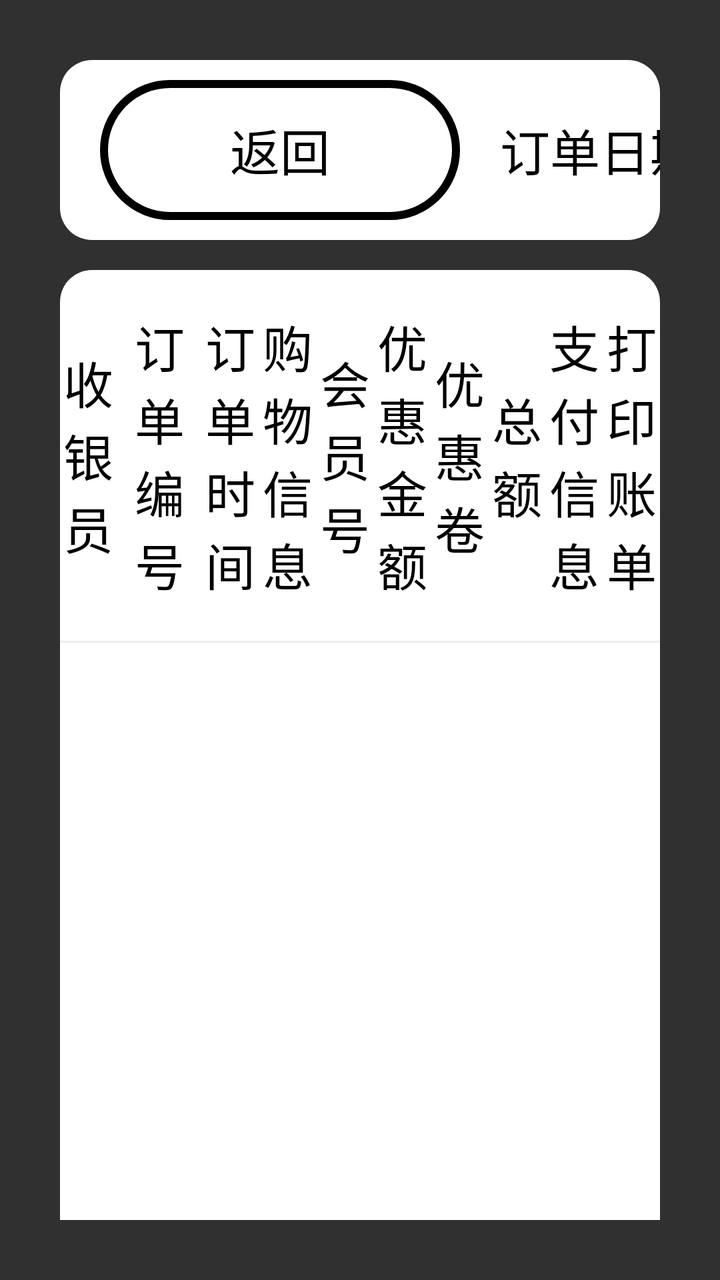
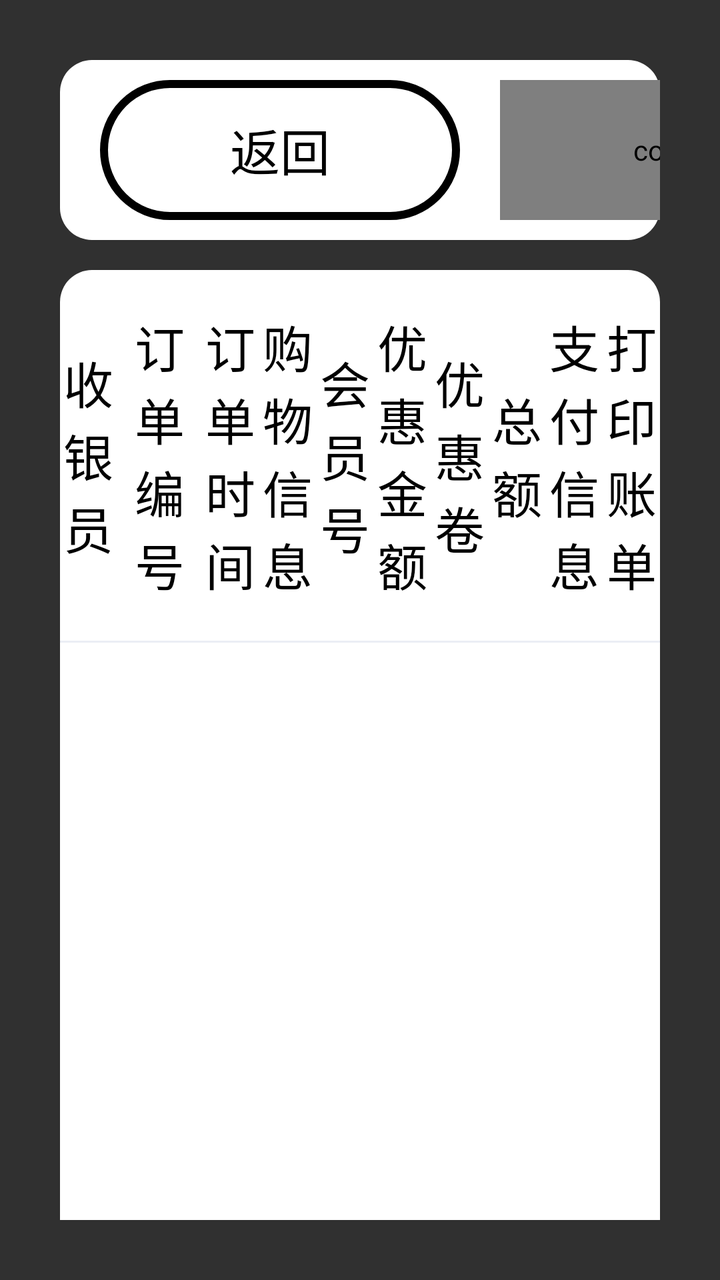

Compare the two renders of this Android layout. The source of the first and the diff that turns it into the second are given below.
<!-- AndroidManifest.xml: application theme Base.Theme.UHMCS -->
<!-- res/layout/popupwindow_history_order.xml -->
<?xml version="1.0" encoding="utf-8"?>
<LinearLayout xmlns:android="http://schemas.android.com/apk/res/android"
    android:orientation="vertical"
    android:layout_width="match_parent"
    android:layout_height="match_parent"
    android:padding="30dp">
    <LinearLayout
        android:layout_width="match_parent"
        android:layout_height="90dp"
        android:orientation="horizontal"
        android:gravity="center_vertical"
        android:background="@drawable/white_bg">

        <TextView
            android:id="@+id/fanhui_btn"
            android:layout_marginLeft="20dp"
            android:layout_width="180dp"
            android:layout_height="70dp"
            android:text="@string/back"
            android:textSize="25dp"
            android:textColor="@color/black"
            android:gravity="center"
            android:background="@drawable/black_line"/>
        <TextView
            android:layout_width="wrap_content"
            android:layout_weight="1"
            android:layout_height="wrap_content"
            android:textColor="@color/black"
            android:textSize="30dp"
            android:textStyle="bold"
            android:text="@string/order_list"
            android:layout_marginLeft="20dp"/>

        <com.uhm.uhmcs.view.CustomInputTextView
            android:visibility="gone"
            android:id="@+id/order_sn_et"
            android:layout_width="380dp"
            android:layout_height="70dp"
            android:background="@drawable/rounded_border"
            android:layout_marginRight="20dp"
            android:text=""
            android:hint="@string/enter_order_no"
            android:textColorHint="@color/black"
            android:textColor="@color/black"
            android:gravity="center_vertical"
            android:paddingLeft="30dp"
            android:textSize="25dp"/>
        <TextView
            android:layout_width="wrap_content"
            android:layout_height="wrap_content"
            android:textColor="@color/black"
            android:textSize="25dp"
            android:text="@string/order_date"
            android:layout_marginRight="20dp"/>
        <LinearLayout
            android:id="@+id/time_btn"
            android:layout_width="450dp"
            android:layout_height="70dp"
            android:orientation="horizontal"
            android:background="@drawable/rounded_border"
            android:layout_marginRight="20dp"
            android:gravity="center_vertical">

            <TextView
                android:id="@+id/starttime_tv"
                android:layout_width="0dp"
                android:layout_height="match_parent"
                android:layout_weight="1"
                android:text=""
                android:textSize="25dp"
                android:textColor="@color/black"
                android:hint="@string/start_date"
                android:textColorHint="@color/mr_gray_888"
                android:gravity="center"/>

            <TextView
                android:layout_width="wrap_content"
                android:layout_height="wrap_content"
                android:text="–"
                android:textColor="@color/black"
                android:textSize="25dp" />
            <TextView
                android:id="@+id/endtime_tv"
                android:layout_width="0dp"
                android:layout_height="match_parent"
                android:layout_weight="1"
                android:text=""
                android:textSize="25dp"
                android:textColor="@color/black"
                android:hint="@string/end_date"
                android:textColorHint="@color/mr_gray_888"
                android:gravity="center"/>

        </LinearLayout>

    </LinearLayout>

    <LinearLayout
        android:layout_width="match_parent"
        android:layout_height="match_parent"
        android:orientation="vertical"
        android:background="@drawable/white_bg"
        android:layout_marginTop="15dp">
        <LinearLayout
            android:layout_width="match_parent"
            android:layout_height="wrap_content"
            android:orientation="horizontal"
            android:paddingBottom="20dp"
            android:paddingTop="20dp"
            android:gravity="center_vertical">
            <TextView
                android:layout_width="0dp"
                android:layout_height="wrap_content"
                android:layout_weight="1"
                android:textSize="25dp"
                android:textColor="@color/black"
                android:text="@string/cashier"
                android:gravity="center"/>
            <TextView
                android:layout_width="0dp"
                android:layout_height="wrap_content"
                android:layout_weight="1.5"
                android:textSize="25dp"
                android:textColor="@color/black"
                android:text="@string/rrder_no"
                android:gravity="center"/>
            <TextView
                android:layout_width="0dp"
                android:layout_height="wrap_content"
                android:layout_weight="1"
                android:textSize="25dp"
                android:textColor="@color/black"
                android:text="@string/order_time1"
                android:gravity="center"/>
            <TextView
                android:layout_width="0dp"
                android:layout_height="wrap_content"
                android:layout_weight="1"
                android:textSize="25dp"
                android:textColor="@color/black"
                android:text="@string/purchased_goods"
                android:gravity="center"/>
            <TextView
                android:layout_width="0dp"
                android:layout_height="wrap_content"
                android:layout_weight="1"
                android:textSize="25dp"
                android:textColor="@color/black"
                android:text="会员号"
                android:gravity="center"/>
            <TextView
                android:layout_width="0dp"
                android:layout_height="wrap_content"
                android:layout_weight="1"
                android:textSize="25dp"
                android:textColor="@color/black"
                android:text="@string/discount"
                android:gravity="center"/>
            <TextView
                android:layout_width="0dp"
                android:layout_height="wrap_content"
                android:layout_weight="1"
                android:textSize="25dp"
                android:textColor="@color/black"
                android:text="优惠卷"
                android:gravity="center"/>
            <TextView
                android:visibility="gone"
                android:layout_width="0dp"
                android:layout_height="wrap_content"
                android:layout_weight="1"
                android:textSize="25dp"
                android:textColor="@color/black"
                android:text="@string/payment_amount"
                android:gravity="center"/>
            <TextView
                android:layout_width="0dp"
                android:layout_height="wrap_content"
                android:layout_weight="1"
                android:textSize="25dp"
                android:textColor="@color/black"
                android:text="@string/total1"
                android:gravity="center"/>
            <TextView
                android:layout_width="0dp"
                android:layout_height="wrap_content"
                android:layout_weight="1"
                android:textSize="25dp"
                android:textColor="@color/black"
                android:text="@string/payment_info"
                android:gravity="center"/>
            <TextView
                android:layout_width="0dp"
                android:layout_height="wrap_content"
                android:layout_weight="1"
                android:textSize="25dp"
                android:textColor="@color/black"
                android:text="@string/print_receipt1"
                android:gravity="center"/>

        </LinearLayout>
        <View
            android:layout_width="match_parent"
            android:layout_height="1dp"
            android:background="#ebeef5" />

        <androidx.recyclerview.widget.RecyclerView
            android:id="@+id/order_rv"
            android:layout_width="match_parent"
            android:layout_height="0dp"
            android:layout_weight="1"
            android:background="@color/white"
            android:fadeScrollbars="false"
            android:gravity="center"
            android:scrollbarFadeDuration="0"
            android:scrollbarThumbVertical="@drawable/scrollbar_vertical_thumb"
            android:scrollbars="vertical"
            android:visibility="visible" />

    </LinearLayout>

</LinearLayout>
<!-- resources referenced by this layout -->
<resources>
  <color name="black">#FF000000</color>
  <color name="mr_gray_888">#FF888888</color>
  <color name="white">#FFFFFFFF</color>
  <!-- drawable black_line (drawable) -->
  <shape xmlns:android="http://schemas.android.com/apk/res/android">
      <solid android:color="@color/white" /> 
      <corners android:radius="100dp" /> 
      <stroke android:width="4dp" android:color="@color/black" /> 
  </shape>
  <!-- drawable rounded_border (drawable) -->
  <shape xmlns:android="http://schemas.android.com/apk/res/android">
      <solid android:color="@color/white" /> 
      <corners android:radius="8dp" /> 
      <stroke android:width="2dp" android:color="@color/black" /> 
  </shape>
  <!-- drawable scrollbar_vertical_thumb (drawable) -->
  <?xml version="1.0" encoding="utf-8"?>
  <shape xmlns:android="http://schemas.android.com/apk/res/android">
      <solid android:color="@color/black60" /> 
      <size android:width="10dp" /> 
      <corners android:radius="6dp" /> 
  </shape>
  <!-- drawable white_bg (drawable) -->
  <?xml version="1.0" encoding="UTF-8"?>
  <shape xmlns:android="http://schemas.android.com/apk/res/android"
      android:shape="rectangle" >
  
      
      <solid android:color="@color/white" />
      
  
  
      
  
      
      <corners android:radius="16dp" />
      
  
  
  
  
  
  
  </shape>
  <string name="back">返回</string>
  <string name="cashier">收银员</string>
  <string name="discount">优惠金额</string>
  <string name="end_date">结束日期</string>
  <string name="enter_order_no">请输入订单编号</string>
  <string name="order_date">订单日期</string>
  <string name="order_list">订单列表</string>
  <string name="order_time1">订单时间</string>
  <string name="payment_amount">支付金额</string>
  <string name="payment_info">支付信息</string>
  <string name="print_receipt1">打印账单</string>
  <string name="purchased_goods">购物信息</string>
  <string name="rrder_no">订单编号</string>
  <string name="start_date">开始日期</string>
  <string name="total1">总额</string>
  <style name="Base.Theme.UHMCS" parent="Theme.AppCompat.NoActionBar">
          
          
          <item name="android:windowFullscreen">true</item>
          <item name="android:windowContentOverlay">@null</item>
          <item name="colorControlActivated">@color/black</item> 
      </style>
  <color name="black60">#60000000</color>
</resources>

<!-- the commit's change to res/layout/popupwindow_history_order.xml (unified diff, before → after) -->
@@ -32,7 +32,7 @@
             android:layout_marginLeft="20dp"/>
 
         <com.uhm.uhmcs.view.CustomInputTextView
-            android:visibility="gone"
+            android:visibility="visible"
             android:id="@+id/order_sn_et"
             android:layout_width="380dp"
             android:layout_height="70dp"
